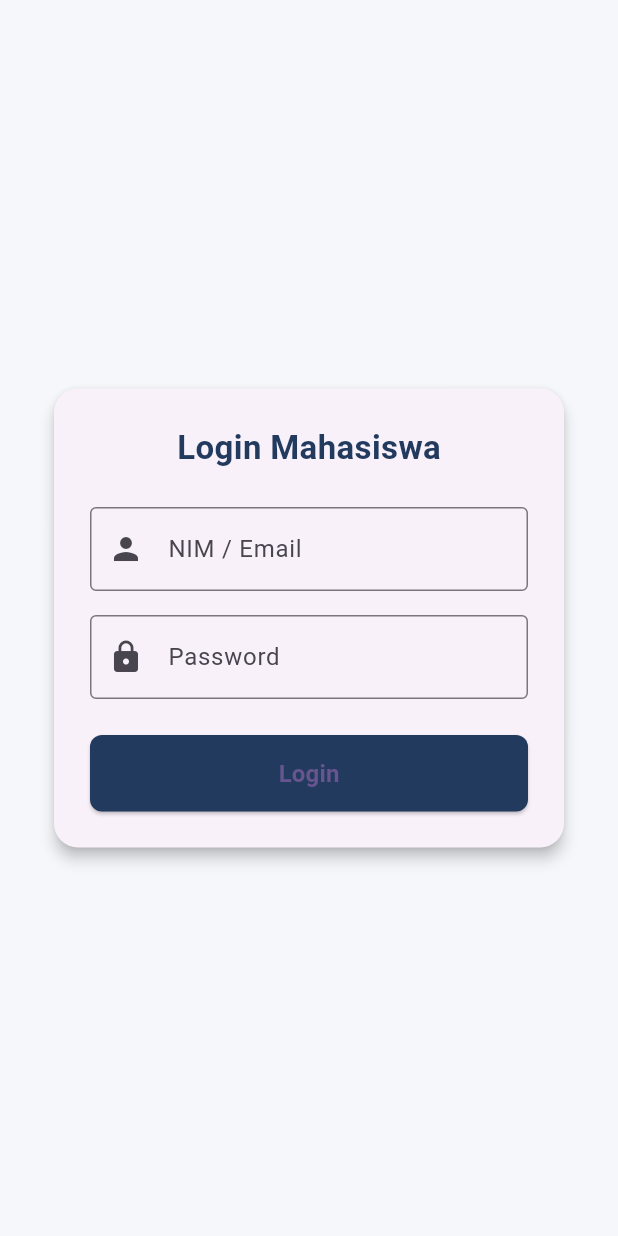
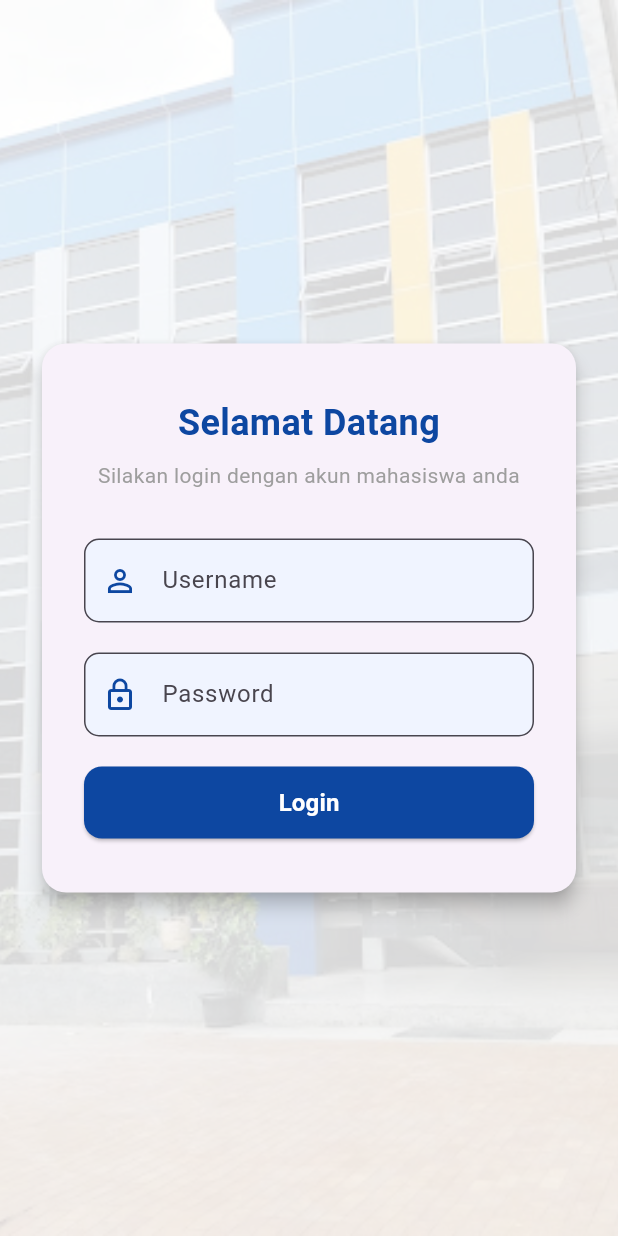
Before and after one commit to Faiz-bot-maker/flutter-fetch-mahasiswa-app, a Flutter app: the screen it shows after launch, on a phone screen of 412 x 824 dp. Run offline on Flutter 3.47's test engine with Material 3 defaults, Android fonts, the phone set to English and light mode, and no system bars; our stand-ins replace shared_preferences.

Commit message:
tampilan login page

```diff
--- a/lib/screens/pages/login_page.dart
+++ b/lib/screens/pages/login_page.dart
@@ -45,76 +45,119 @@ class _LoginPageState extends State<LoginPage> {
   @override
   Widget build(BuildContext context) {
     return Scaffold(
-      backgroundColor: const Color(0xFFF5F7FA),
-      body: Center(
+      body: Stack(
+        children: [
+          // Background image
+          SizedBox.expand(
+            child: Image.asset(
+              'assets/bg_login.jpg',
+              fit: BoxFit.cover,
+            ),
+          ),
+
+          // Overlay putih semi-transparan agar form tetap jelas
+          Container(
+            color: Colors.white.withOpacity(0.85),
+          ),
+
+          // Konten Form Login
+          Center(
             child: SingleChildScrollView(
-          padding: const EdgeInsets.all(32),
+              padding: const EdgeInsets.symmetric(horizontal: 24, vertical: 16),
+              child: ConstrainedBox(
+                constraints: const BoxConstraints(maxWidth: 400),
                 child: Card(
-            elevation: 4,
+                  elevation: 5,
                   shape: RoundedRectangleBorder(
                     borderRadius: BorderRadius.circular(16),
                   ),
                   child: Padding(
-              padding: const EdgeInsets.all(24),
+                    padding: const EdgeInsets.symmetric(horizontal: 28, vertical: 36),
                     child: Form(
                       key: _formKey,
                       child: Column(
                         mainAxisSize: MainAxisSize.min,
+                        crossAxisAlignment: CrossAxisAlignment.stretch,
                         children: [
                           const Text(
-                      'Login Mahasiswa',
+                            'Selamat Datang',
+                            textAlign: TextAlign.center,
                             style: TextStyle(
-                        fontSize: 22,
+                              fontSize: 24,
                               fontWeight: FontWeight.bold,
-                        color: Color(0xFF223A5E),
+                              color: Color(0xFF0D47A1),
                             ),
                           ),
-                    const SizedBox(height: 24),
+                          const SizedBox(height: 8),
+                          const Text(
+                            'Silakan login dengan akun mahasiswa anda',
+                            textAlign: TextAlign.center,
+                            style: TextStyle(
+                              fontSize: 14,
+                              color: Colors.grey,
+                            ),
+                          ),
+                          const SizedBox(height: 32),
                           TextFormField(
                             controller: _usernameController,
-                      decoration: const InputDecoration(
-                        labelText: 'NIM / Email',
-                        prefixIcon: Icon(Icons.person),
-                        border: OutlineInputBorder(),
+                            decoration: InputDecoration(
+                              labelText: 'Username',
+                              prefixIcon: const Icon(Icons.person_outline, color: Color(0xFF0D47A1)),
+                              border: OutlineInputBorder(
+                                borderRadius: BorderRadius.circular(10),
+                              ),
+                              filled: true,
+                              fillColor: const Color(0xFFF0F4FF),
                             ),
                             validator: (v) =>
                                 v == null || v.isEmpty ? 'Wajib diisi' : null,
                           ),
-                    const SizedBox(height: 16),
+                          const SizedBox(height: 20),
                           TextFormField(
                             controller: _passwordController,
-                      decoration: const InputDecoration(
+                            obscureText: true,
+                            decoration: InputDecoration(
                               labelText: 'Password',
-                        prefixIcon: Icon(Icons.lock),
-                        border: OutlineInputBorder(),
+                              prefixIcon: const Icon(Icons.lock_outline, color: Color(0xFF0D47A1)),
+                              border: OutlineInputBorder(
+                                borderRadius: BorderRadius.circular(10),
                               ),
-                      obscureText: true,
+                              filled: true,
+                              fillColor: const Color(0xFFF0F4FF),
+                            ),
                             validator: (v) =>
                                 v == null || v.isEmpty ? 'Wajib diisi' : null,
                           ),
-                    const SizedBox(height: 24),
+                          const SizedBox(height: 20),
                           if (_error != null) ...[
-                      Text(_error!, style: const TextStyle(color: Colors.red)),
-                      const SizedBox(height: 12),
+                            Text(
+                              _error!,
+                              style: const TextStyle(
+                                color: Colors.redAccent,
+                                fontSize: 13,
+                              ),
+                              textAlign: TextAlign.center,
+                            ),
+                            const SizedBox(height: 10),
                           ],
                           SizedBox(
-                      width: double.infinity,
+                            height: 48,
                             child: ElevatedButton(
                               onPressed: _loading ? null : _login,
                               style: ElevatedButton.styleFrom(
-                          backgroundColor: const Color(0xFF223A5E),
-                          padding: const EdgeInsets.symmetric(vertical: 14),
+                                backgroundColor: const Color(0xFF0D47A1),
                                 shape: RoundedRectangleBorder(
-                            borderRadius: BorderRadius.circular(8),
+                                  borderRadius: BorderRadius.circular(12),
                                 ),
                               ),
                               child: _loading
                                   ? const SizedBox(
-                                height: 20,
-                                width: 20,
+                                      width: 22,
+                                      height: 22,
                                       child: CircularProgressIndicator(
-                                  strokeWidth: 2,
-                                  color: Colors.white,
+                                        strokeWidth: 2.5,
+                                        valueColor: AlwaysStoppedAnimation<Color>(
+                                            Colors.white),
                                       ),
                                     )
                                   : const Text(
@@ -122,6 +165,7 @@ class _LoginPageState extends State<LoginPage> {
                                       style: TextStyle(
                                         fontSize: 16,
                                         fontWeight: FontWeight.bold,
+                                        color: Colors.white,
                                       ),
                                     ),
                             ),
@@ -133,6 +177,9 @@ class _LoginPageState extends State<LoginPage> {
                 ),
               ),
             ),
+          ),
+        ],
+      ),
     );
   }
 }
--- a/pubspec.yaml
+++ b/pubspec.yaml
@@ -89,3 +89,6 @@ flutter:
   #
   # For details regarding fonts from package dependencies,
   # see https://flutter.dev/to/font-from-package
+
+  assets:
+    - assets/bg_login.jpg
```
Also changed, not shown: assets/bg_login.jpg (added). Lines whose indentation alone changed are shown as unchanged.
